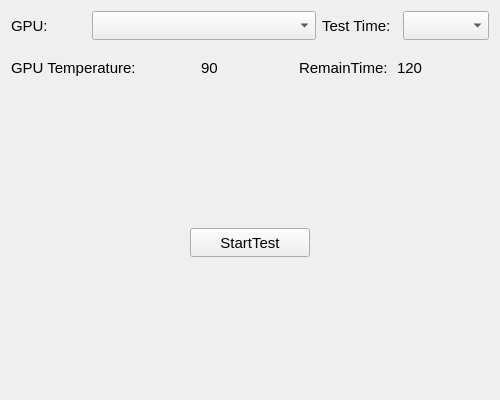
Before: the Qt Designer form BLHardwareScaner/BLHardwareScaner/Ui/TestItem/GPUStress.ui in BurnellLiu/LiuProject, drawn with Qt 5.
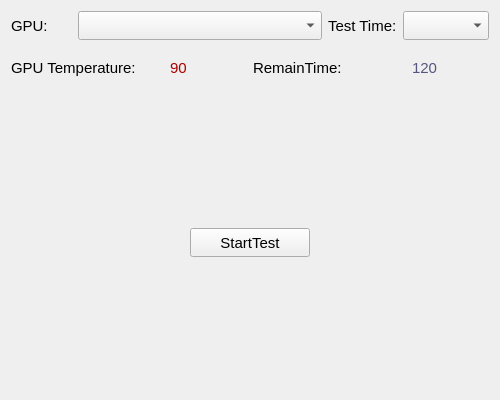
After: the same form once the commit is applied.

Commit message: 增加GPU压力测试

The edit to the form file:
```diff
--- a/BLHardwareScaner/BLHardwareScaner/Ui/TestItem/GPUStress.ui
+++ b/BLHardwareScaner/BLHardwareScaner/Ui/TestItem/GPUStress.ui
@@ -23,9 +23,20 @@
    <item>
     <layout class="QVBoxLayout" name="verticalLayout" stretch="2,3,9,2,9">
      <item>
-      <layout class="QHBoxLayout" name="horizontalLayout" stretch="1,3,1,1">
+      <layout class="QHBoxLayout" name="horizontalLayout" stretch="1,4,1,1">
        <item>
         <widget class="QLabel" name="label">
+         <property name="sizePolicy">
+          <sizepolicy hsizetype="Expanding" vsizetype="Expanding">
+           <horstretch>0</horstretch>
+           <verstretch>0</verstretch>
+          </sizepolicy>
+         </property>
+         <property name="font">
+          <font>
+           <pointsize>11</pointsize>
+          </font>
+         </property>
          <property name="text">
           <string>GPU:</string>
          </property>
@@ -39,10 +50,26 @@
            <verstretch>0</verstretch>
           </sizepolicy>
          </property>
+         <property name="font">
+          <font>
+           <pointsize>11</pointsize>
+          </font>
+         </property>
         </widget>
        </item>
        <item>
         <widget class="QLabel" name="label_2">
+         <property name="sizePolicy">
+          <sizepolicy hsizetype="Expanding" vsizetype="Expanding">
+           <horstretch>0</horstretch>
+           <verstretch>0</verstretch>
+          </sizepolicy>
+         </property>
+         <property name="font">
+          <font>
+           <pointsize>11</pointsize>
+          </font>
+         </property>
          <property name="text">
           <string>Test Time:</string>
          </property>
@@ -61,9 +88,20 @@
       </layout>
      </item>
      <item>
-      <layout class="QHBoxLayout" name="horizontalLayout_2" stretch="2,1,1,1">
+      <layout class="QHBoxLayout" name="horizontalLayout_2" stretch="2,1,2,1">
        <item>
         <widget class="QLabel" name="label_3">
+         <property name="sizePolicy">
+          <sizepolicy hsizetype="Expanding" vsizetype="Expanding">
+           <horstretch>0</horstretch>
+           <verstretch>0</verstretch>
+          </sizepolicy>
+         </property>
+         <property name="font">
+          <font>
+           <pointsize>11</pointsize>
+          </font>
+         </property>
          <property name="text">
           <string>GPU Temperature:</string>
          </property>
@@ -71,6 +109,54 @@
        </item>
        <item>
         <widget class="QLabel" name="tempLabel">
+         <property name="sizePolicy">
+          <sizepolicy hsizetype="Expanding" vsizetype="Expanding">
+           <horstretch>0</horstretch>
+           <verstretch>0</verstretch>
+          </sizepolicy>
+         </property>
+         <property name="palette">
+          <palette>
+           <active>
+            <colorrole role="WindowText">
+             <brush brushstyle="SolidPattern">
+              <color alpha="255">
+               <red>170</red>
+               <green>0</green>
+               <blue>0</blue>
+              </color>
+             </brush>
+            </colorrole>
+           </active>
+           <inactive>
+            <colorrole role="WindowText">
+             <brush brushstyle="SolidPattern">
+              <color alpha="255">
+               <red>170</red>
+               <green>0</green>
+               <blue>0</blue>
+              </color>
+             </brush>
+            </colorrole>
+           </inactive>
+           <disabled>
+            <colorrole role="WindowText">
+             <brush brushstyle="SolidPattern">
+              <color alpha="255">
+               <red>120</red>
+               <green>120</green>
+               <blue>120</blue>
+              </color>
+             </brush>
+            </colorrole>
+           </disabled>
+          </palette>
+         </property>
+         <property name="font">
+          <font>
+           <pointsize>11</pointsize>
+          </font>
+         </property>
          <property name="text">
           <string>90</string>
          </property>
@@ -78,6 +164,17 @@
        </item>
        <item>
         <widget class="QLabel" name="label_4">
+         <property name="sizePolicy">
+          <sizepolicy hsizetype="Expanding" vsizetype="Expanding">
+           <horstretch>0</horstretch>
+           <verstretch>0</verstretch>
+          </sizepolicy>
+         </property>
+         <property name="font">
+          <font>
+           <pointsize>11</pointsize>
+          </font>
+         </property>
          <property name="text">
           <string>RemainTime:</string>
          </property>
@@ -85,6 +182,54 @@
        </item>
        <item>
         <widget class="QLabel" name="timeLabel">
+         <property name="sizePolicy">
+          <sizepolicy hsizetype="Expanding" vsizetype="Expanding">
+           <horstretch>0</horstretch>
+           <verstretch>0</verstretch>
+          </sizepolicy>
+         </property>
+         <property name="palette">
+          <palette>
+           <active>
+            <colorrole role="WindowText">
+             <brush brushstyle="SolidPattern">
+              <color alpha="255">
+               <red>85</red>
+               <green>85</green>
+               <blue>127</blue>
+              </color>
+             </brush>
+            </colorrole>
+           </active>
+           <inactive>
+            <colorrole role="WindowText">
+             <brush brushstyle="SolidPattern">
+              <color alpha="255">
+               <red>85</red>
+               <green>85</green>
+               <blue>127</blue>
+              </color>
+             </brush>
+            </colorrole>
+           </inactive>
+           <disabled>
+            <colorrole role="WindowText">
+             <brush brushstyle="SolidPattern">
+              <color alpha="255">
+               <red>120</red>
+               <green>120</green>
+               <blue>120</blue>
+              </color>
+             </brush>
+            </colorrole>
+           </disabled>
+          </palette>
+         </property>
+         <property name="font">
+          <font>
+           <pointsize>11</pointsize>
+          </font>
+         </property>
          <property name="text">
           <string>120</string>
          </property>
```
Left out of the diff: 10 changed lines with no effect on the pictures. The commit also changes 2 other files.
